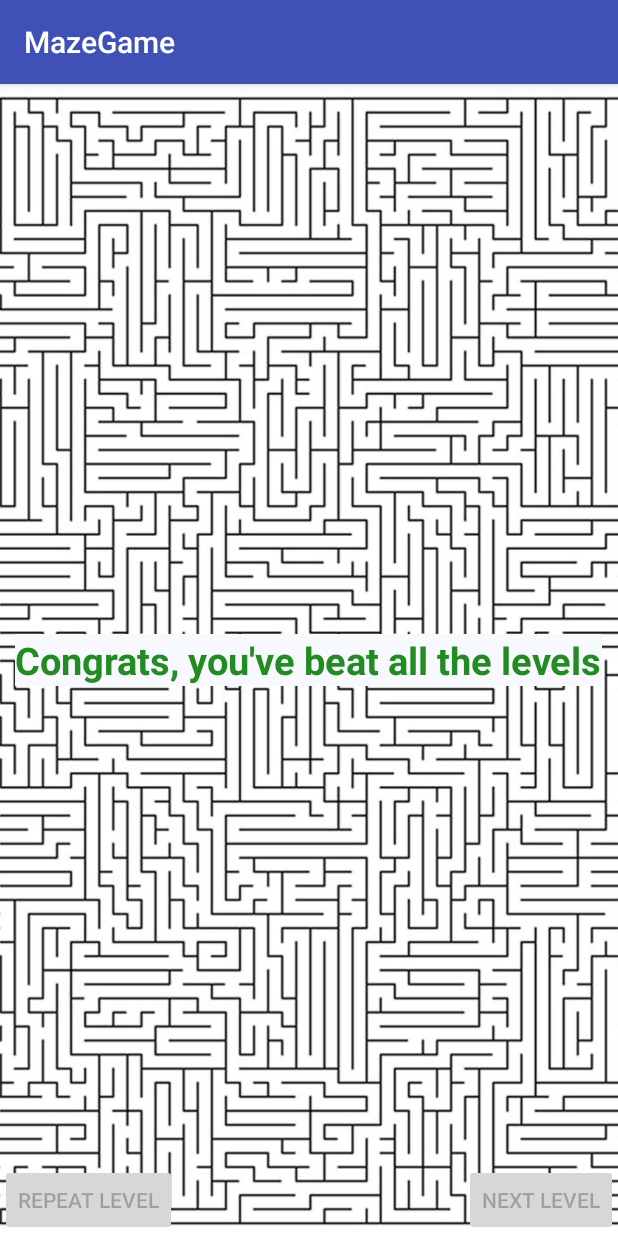
After one commit to csAndroidMaze/MazeGame, an Android app: the LevelMenuActivity screen opened directly, with no data from a screen before it, on a phone screen of 412 x 824 dp. The commit adds this screen. Run offline under Robolectric (Android 15) with nearby library versions, the phone set to English and light mode, and no system bars.

Commit message:
Added new LevelMenuActivity with layout, to handle logic for user choices after he/she completes a maze level.

```diff
--- a/app/src/main/AndroidManifest.xml
+++ b/app/src/main/AndroidManifest.xml
@@ -17,6 +17,7 @@
             </intent-filter>
         </activity>
         <activity android:name=".MazeActivity"></activity>
+        <activity android:name=".LevelMenuActivity"></activity>
     </application>
 
 </manifest>
--- /dev/null
+++ b/app/src/main/java/android/cs/spring18/mazegame/LevelMenuActivity.java
@@ -0,0 +1,67 @@
+package android.cs.spring18.mazegame;
+
+import android.content.Context;
+import android.content.Intent;
+import android.os.Bundle;
+import android.support.v7.app.AppCompatActivity;
+import android.view.View;
+import android.widget.Button;
+import android.widget.TextView;
+
+public class LevelMenuActivity extends AppCompatActivity {
+
+    private static Maze mCurrentMaze;
+    private Button mNextButton;
+    private Button mPrevButton;
+    private TextView mTextView;
+
+    public static Intent newIntent(Context packageContext, Maze maze) {
+        Intent intent = new Intent(packageContext, LevelMenuActivity.class);
+        mCurrentMaze = maze;
+        return intent;
+    }
+
+    @Override
+    protected void onCreate(Bundle savedInstanceState) {
+        super.onCreate(savedInstanceState);
+        setContentView(R.layout.activity_menu_level);
+
+        mTextView = (TextView) findViewById(R.id.congrats_text);
+        if (Maze.mCurrentMazeIndex == (Maze.mMazes.length - 1)) {
+            mTextView.setText("Congrats, you've beat all the levels");
+        }
+
+        mNextButton = (Button) findViewById(R.id.next_maze_button);
+        if (Maze.mCurrentMazeIndex == (Maze.mMazes.length-1)) {
+            mNextButton.setEnabled(false);
+        }
+        mNextButton.setOnClickListener(new View.OnClickListener() {
+            @Override
+            public void onClick(View v) {
+                Maze.mCurrentMazeIndex += 1;
+                Intent intent = MazeActivity.newIntent(LevelMenuActivity.this, Maze.mMazes[Maze.mCurrentMazeIndex]);
+                startActivity(intent);
+            }
+        });
+
+        mPrevButton = (Button) findViewById(R.id.prev_maze_button);
+        if (Maze.mCurrentMazeIndex == 0) {
+            mPrevButton.setEnabled(false);
+        }
+        mPrevButton.setOnClickListener(new View.OnClickListener() {
+            @Override
+            public void onClick(View v) {
+                Intent intent = MazeActivity.newIntent(LevelMenuActivity.this, Maze.mMazes[Maze.mCurrentMazeIndex]);
+                startActivity(intent);
+            }
+        });
+
+
+
+
+
+
+
+
+    }
+}
--- a/app/src/main/java/android/cs/spring18/mazegame/Maze.java
+++ b/app/src/main/java/android/cs/spring18/mazegame/Maze.java
@@ -8,6 +8,7 @@ public class Maze {
 
     private boolean mMazeSolved;
     private int mMazeLayout;
+    public static int mCurrentMazeIndex = 0;
 
     public static Maze[] mMazes = new Maze[] {
             new Maze(R.layout.maze_box, false)
--- a/app/src/main/java/android/cs/spring18/mazegame/MenuActivity.java
+++ b/app/src/main/java/android/cs/spring18/mazegame/MenuActivity.java
@@ -5,6 +5,8 @@ import android.support.v7.app.AppCompatActivity;
 import android.os.Bundle;
 import android.view.View;
 import android.widget.Button;
+
+import java.util.logging.Level;
 
 public class MenuActivity extends AppCompatActivity {
 
@@ -21,7 +23,8 @@ public class MenuActivity extends AppCompatActivity {
             public void onClick(View v) {
                 //start maze Activity
                 //need to have a class with information about the mazes, put the different Maze layouts in an Array to choose from
-                Intent intent = MazeActivity.newIntent(MenuActivity.this, Maze.mMazes[0]);
+                Intent intent = MazeActivity.newIntent(MenuActivity.this, Maze.mMazes[Maze.mCurrentMazeIndex]);
+                //Intent intent = new Intent(MenuActivity.this, LevelMenuActivity.class);this was test
                 startActivity(intent);
             }
         });
--- /dev/null
+++ b/app/src/main/res/layout/activity_menu_level.xml
@@ -0,0 +1,41 @@
+<?xml version="1.0" encoding="utf-8"?>
+<FrameLayout
+    xmlns:android="http://schemas.android.com/apk/res/android"
+    xmlns:tools="http://schemas.android.com/tools"
+    android:layout_width="match_parent"
+    android:layout_height="match_parent"
+    tools:context=".LevelMenuActivity">
+
+    <ImageView
+        android:layout_width="match_parent"
+        android:layout_height="match_parent"
+        android:scaleType="centerCrop"
+        android:src="@drawable/maze_background" />
+
+    <TextView
+        android:id="@+id/congrats_text"
+        android:layout_width="wrap_content"
+        android:layout_height="wrap_content"
+        android:layout_gravity="center"
+        android:background="#f8f8ff"
+        android:text="@string/Congrats"
+        android:textColor="#228b22"
+        android:textSize="25sp"
+        android:textStyle="bold" />
+
+    <Button
+        android:id="@+id/prev_maze_button"
+        android:layout_width="wrap_content"
+        android:layout_height="wrap_content"
+        android:layout_gravity="left|bottom"
+        android:text="@string/prev" />
+
+    <Button
+        android:id="@+id/next_maze_button"
+        android:layout_width="wrap_content"
+        android:layout_height="wrap_content"
+        android:layout_gravity="right|bottom"
+        android:text="@string/next" />
+
+
+</FrameLayout>
--- a/app/src/main/res/values/strings.xml
+++ b/app/src/main/res/values/strings.xml
@@ -1,7 +1,10 @@
 <resources>
     <string name="app_name">MazeGame</string>
     <string name="welcome">Are you ready to try the maze?</string>
+    <string name="Congrats">Congrats, ready for the next level?</string>
     <string name="go_text">Go!</string>
+    <string name="prev">Repeat Level</string>
+    <string name="next">Next Level</string>
     <string name="previous_maze_button">Repeat Level</string>
     <string name="next_maze_button">Next Level</string>
 </resources>
```
